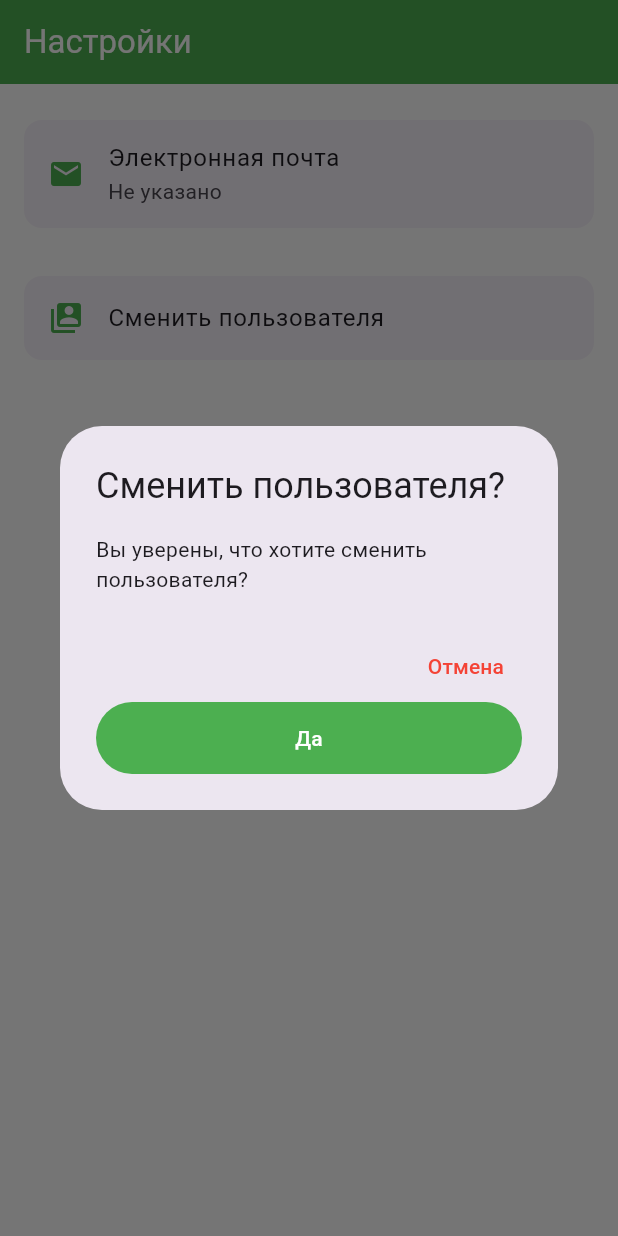
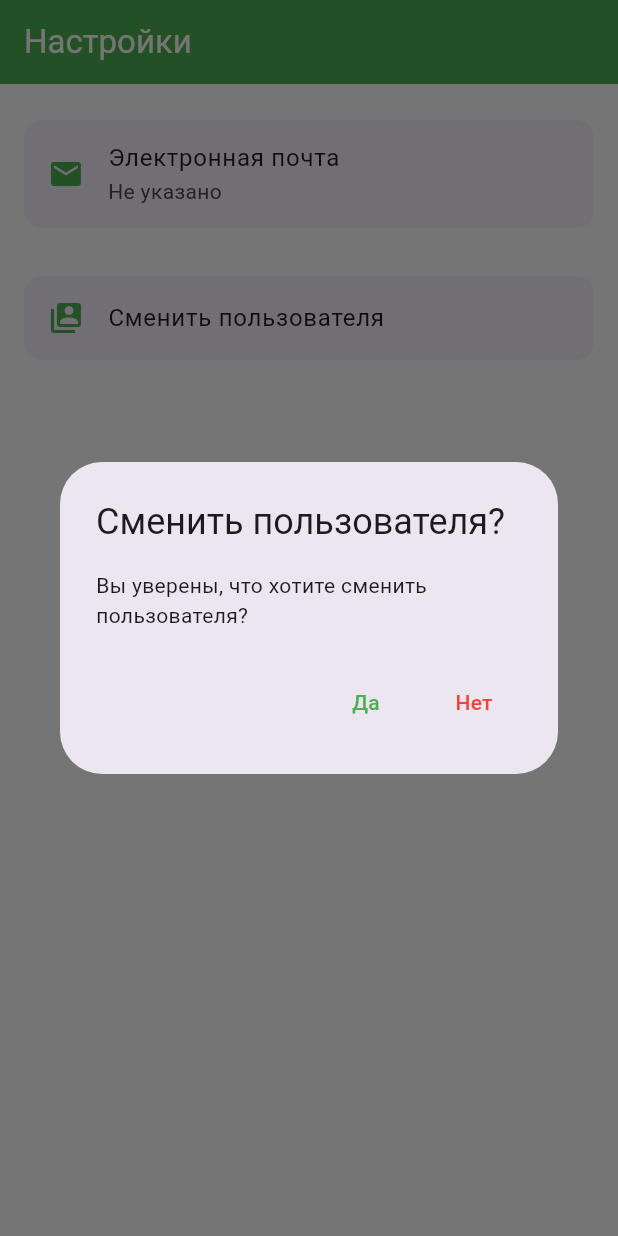
Before and after one commit to Heijin/ProfitLeagueDocuments, a Flutter app: the SettingsScreen screen opened directly with empty values, after a tap on "Сменить пользователя", on a phone screen of 412 x 824 dp. Run offline on Flutter 3.47's test engine with Material 3 defaults, Android fonts, the phone set to English and light mode, and no system bars; our stand-ins replace device_info_plus, firebase_core, firebase_messaging, flutter_local_notifications, flutter_secure_storage, image_picker and 4 more; missing offline and left inert: app_settings, google_api_availability, mobile_scanner, pro_image_editor; accounts and stored records are empty; project files that could hold a hidden picture were left out.

Commit message:
По мелочи на форме настроек

```diff
--- a/lib/api/api_client.dart
+++ b/lib/api/api_client.dart
@@ -4,12 +4,12 @@ import 'models/photo.dart';
 import 'package:profit_league_documents/shared/auth_storage.dart';
 
 class ApiClient {
-  //static const String _baseHost = 'exchange.pr-lg.ru';
-  static const String _baseHost = 'neptune.pr-lg.ru:81';
+  static const String _baseHost = 'exchange.pr-lg.ru';
+  //static const String _baseHost = 'neptune.pr-lg.ru:81';
   //static const String _baseHost = '10.0.17.18:81';
-  //static const String _basePath = '/trade11-photoSave/hs/PhotoSave';
-  static const String _basePath = '/trade115-tkach-photoSave/hs/PhotoSave';
-  static const bool _useHttps = false;
+  static const String _basePath = '/trade11-photoSave/hs/PhotoSave';
+  //static const String _basePath = '/trade115-tkach-photoSave/hs/PhotoSave';
+  static const bool _useHttps = true;
 
   final http.Client _http = http.Client();
   final AuthStorage _storage = AuthStorage();
--- a/lib/features/settings/screens/settings_screen.dart
+++ b/lib/features/settings/screens/settings_screen.dart
@@ -39,19 +39,21 @@ class _SettingsScreenState extends State<SettingsScreen> {
         content: const Text('Вы уверены, что хотите сменить пользователя?'),
         actions: [
           TextButton(
+            onPressed: () => Navigator.pop(context, true),
+            style: TextButton.styleFrom(foregroundColor: Colors.green),
+            child: const Text('Да'),
+          ),
+          TextButton(
             onPressed: () => Navigator.pop(context, false),
-            child: const Text('Отмена'),
-          ),
-          ElevatedButton(
-            onPressed: () => Navigator.pop(context, true),
-            child: const Text('Да'),
+            style: TextButton.styleFrom(foregroundColor: Colors.red),
+            child: const Text('Нет'),
           ),
         ],
       ),
     );
 
     if (confirm == true) {
-      // Очищаем сохранённый refresh_token (или всю авторизацию)
+      // Очищаем сохранённый refresh_token и access_token
       await _storage.saveRefreshToken('');
       await _storage.saveAccessToken('');
 
```
